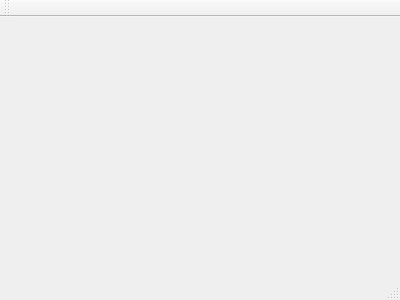
Before: the Qt Designer form squareSumUI.ui in Mar4eli/squareSum, drawn with Qt 5.
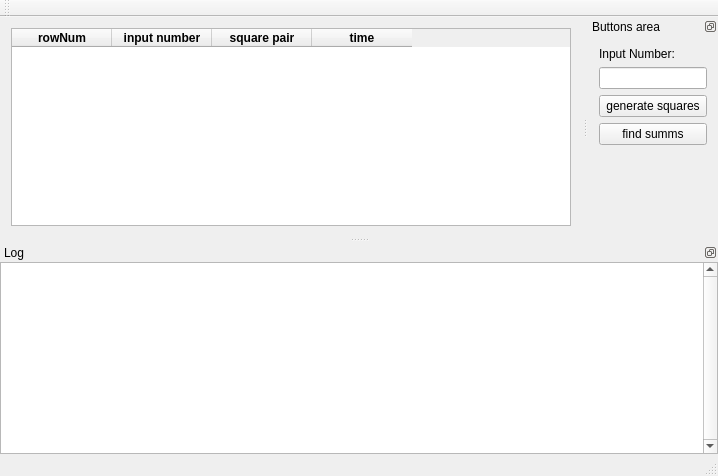
After: the same form once the commit is applied.

Commit message: 1. Собран тестовый UI. 2. Генерируется последовательность вида 1,3,5,7

Diff of the .ui file:
```diff
--- a/squareSumUI.ui
+++ b/squareSumUI.ui
@@ -1,24 +1,209 @@
 <ui version="4.0">
  <class>squareSumUI</class>
- <widget class="QMainWindow" name="squareSumUI" >
-  <property name="geometry" >
+ <widget class="QMainWindow" name="squareSumUI">
+  <property name="geometry">
    <rect>
     <x>0</x>
     <y>0</y>
-    <width>400</width>
-    <height>300</height>
+    <width>718</width>
+    <height>476</height>
    </rect>
   </property>
   <property name="windowTitle" >
    <string>squareSumUI</string>
   </property>
-  <widget class="QMenuBar" name="menuBar" />
-  <widget class="QToolBar" name="mainToolBar" />
-  <widget class="QWidget" name="centralWidget" />
-  <widget class="QStatusBar" name="statusBar" />
+  <widget class="QWidget" name="centralWidget">
+   <layout class="QHBoxLayout" name="horizontalLayout">
+    <item>
+     <widget class="QTableWidget" name="resultsTable">
+      <column>
+       <property name="text">
+        <string>rowNum</string>
+       </property>
+       <property name="font">
+        <font>
+         <weight>75</weight>
+         <bold>true</bold>
+        </font>
+       </property>
+       <property name="textAlignment">
+        <set>AlignCenter</set>
+       </property>
+      </column>
+      <column>
+       <property name="text">
+        <string>input number</string>
+       </property>
+       <property name="font">
+        <font>
+         <weight>75</weight>
+         <bold>true</bold>
+        </font>
+       </property>
+       <property name="textAlignment">
+        <set>AlignCenter</set>
+       </property>
+      </column>
+      <column>
+       <property name="text">
+        <string>square pair</string>
+       </property>
+       <property name="font">
+        <font>
+         <weight>75</weight>
+         <bold>true</bold>
+        </font>
+       </property>
+       <property name="textAlignment">
+        <set>AlignCenter</set>
+       </property>
+      </column>
+      <column>
+       <property name="text">
+        <string>time</string>
+       </property>
+       <property name="font">
+        <font>
+         <weight>75</weight>
+         <bold>true</bold>
+        </font>
+       </property>
+       <property name="textAlignment">
+        <set>AlignCenter</set>
+       </property>
+      </column>
+     </widget>
+    </item>
+   </layout>
+  </widget>
+  <widget class="QMenuBar" name="menuBar">
+   <property name="geometry">
+    <rect>
+     <x>0</x>
+     <y>0</y>
+     <width>718</width>
+     <height>21</height>
+    </rect>
+   </property>
+  </widget>
+  <widget class="QToolBar" name="mainToolBar">
+   <attribute name="toolBarArea">
+    <enum>TopToolBarArea</enum>
+   </attribute>
+   <attribute name="toolBarBreak">
+    <bool>false</bool>
+   </attribute>
+  </widget>
+  <widget class="QStatusBar" name="statusBar"/>
+  <widget class="QDockWidget" name="bottomDock">
+   <property name="contextMenuPolicy">
+    <enum>Qt::NoContextMenu</enum>
+   </property>
+   <property name="floating">
+    <bool>false</bool>
+   </property>
+   <property name="features">
+    <set>QDockWidget::DockWidgetFloatable</set>
+   </property>
+   <property name="allowedAreas">
+    <set>Qt::BottomDockWidgetArea</set>
+   </property>
+   <property name="windowTitle">
+    <string>Log</string>
+   </property>
+   <attribute name="dockWidgetArea">
+    <number>8</number>
+   </attribute>
+   <widget class="QWidget" name="bottomDockContents">
+    <layout class="QVBoxLayout" name="verticalLayout">
+     <property name="spacing">
+      <number>0</number>
+     </property>
+     <property name="sizeConstraint">
+      <enum>QLayout::SetMinimumSize</enum>
+     </property>
+     <property name="leftMargin">
+      <number>0</number>
+     </property>
+     <property name="topMargin">
+      <number>0</number>
+     </property>
+     <property name="rightMargin">
+      <number>0</number>
+     </property>
+     <property name="bottomMargin">
+      <number>0</number>
+     </property>
+     <item>
+      <widget class="QListWidget" name="logListWidget">
+       <property name="verticalScrollBarPolicy">
+        <enum>Qt::ScrollBarAlwaysOn</enum>
+       </property>
+      </widget>
+     </item>
+    </layout>
+   </widget>
+  </widget>
+  <widget class="QDockWidget" name="rightDock">
+   <property name="styleSheet">
+    <string notr="true"/>
+   </property>
+   <property name="features">
+    <set>QDockWidget::DockWidgetFloatable</set>
+   </property>
+   <property name="allowedAreas">
+    <set>Qt::RightDockWidgetArea</set>
+   </property>
+   <property name="windowTitle">
+    <string>Buttons area</string>
+   </property>
+   <attribute name="dockWidgetArea">
+    <number>2</number>
+   </attribute>
+   <widget class="QWidget" name="rightDockContents">
+    <layout class="QVBoxLayout" name="verticalLayout_2">
+     <item>
+      <widget class="QLabel" name="lblIn">
+       <property name="text">
+        <string>Input Number:</string>
+       </property>
+      </widget>
+     </item>
+     <item>
+      <widget class="QLineEdit" name="leIn"/>
+     </item>
+     <item>
+      <widget class="QPushButton" name="genSquares">
+       <property name="text">
+        <string>generate squares</string>
+       </property>
+      </widget>
+     </item>
+     <item>
+      <widget class="QPushButton" name="genSumms">
+       <property name="text">
+        <string>find summs</string>
+       </property>
+      </widget>
+     </item>
+     <item>
+      <spacer name="verticalSpacer">
+       <property name="orientation">
+        <enum>Qt::Vertical</enum>
+       </property>
+       <property name="sizeHint" stdset="0">
+        <size>
+         <width>20</width>
+         <height>40</height>
+        </size>
+       </property>
+      </spacer>
+     </item>
+    </layout>
+   </widget>
+  </widget>
  </widget>
- <layoutDefault spacing="6" margin="11" />
- <pixmapfunction></pixmapfunction>
+ <layoutdefault spacing="6" margin="11"/>
  <resources/>
  <connections/>
 </ui>
```
Left out of the diff: 3 changed lines with no effect on the pictures. The commit also changes 3 other files.
